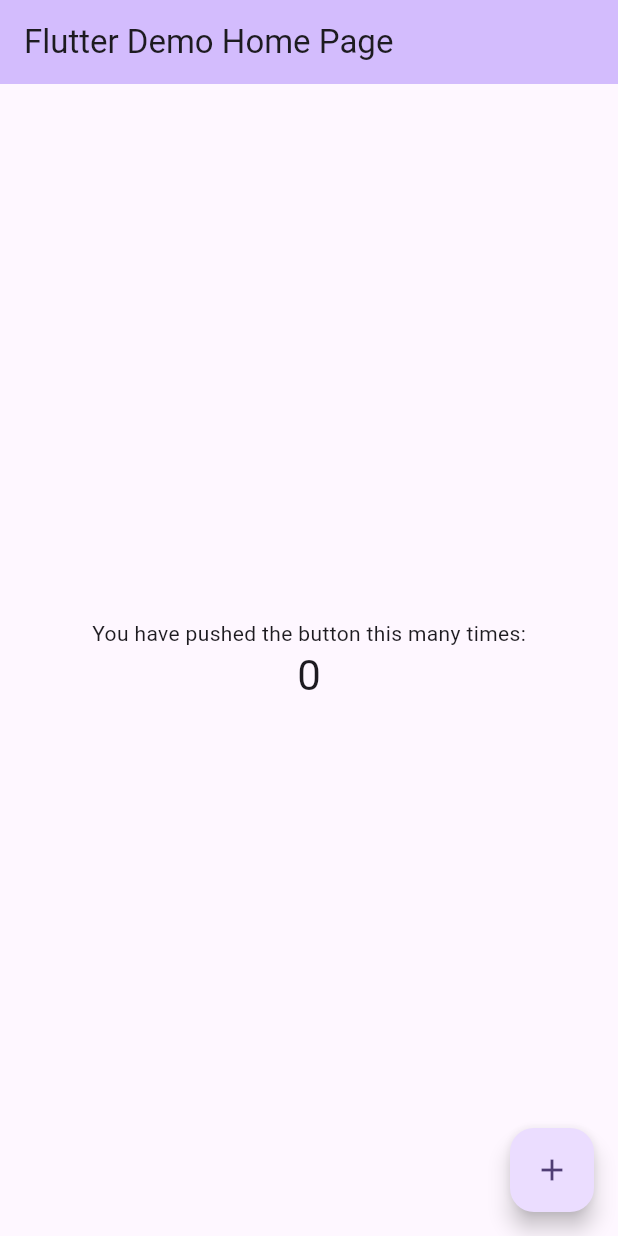
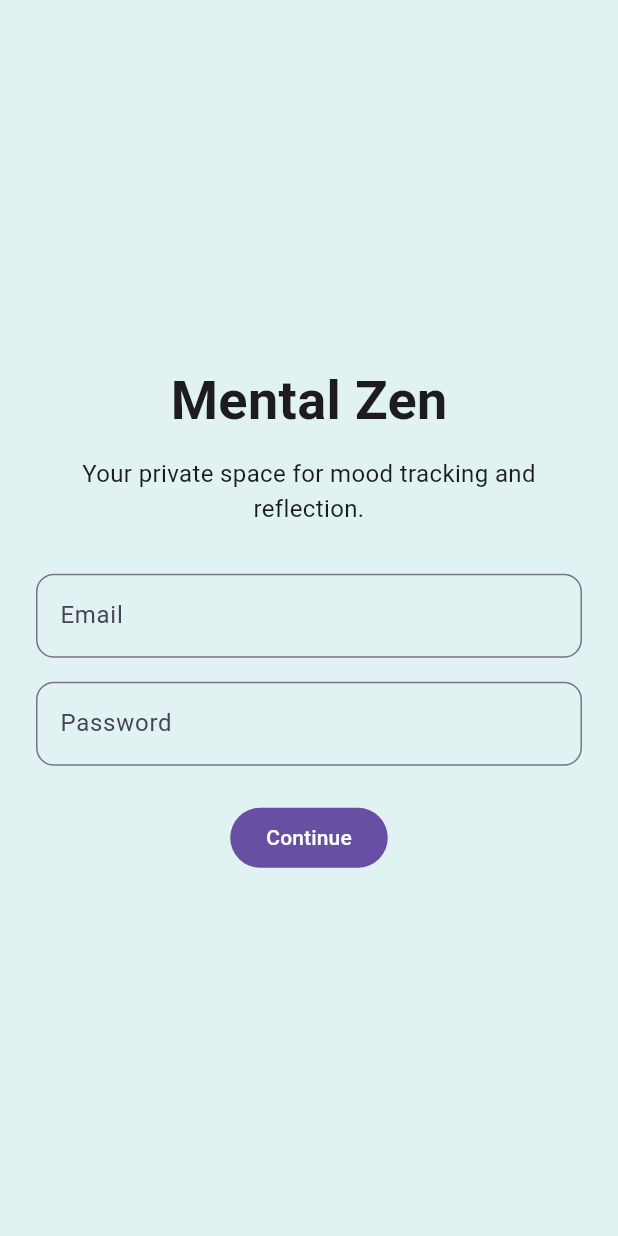
Before and after one commit to rdinani1/MentalZen, a Flutter app: the screen it shows after launch, on a phone screen of 412 x 824 dp. Run offline on Flutter 3.47's test engine with Material 3 defaults, Android fonts, the phone set to English and light mode, and no system bars.

Commit message:
Add core UI screens (login, dashboard, mood, journal, insights)

```diff
--- a/lib/main.dart
+++ b/lib/main.dart
@@ -1,122 +1,20 @@
 import 'package:flutter/material.dart';
+import 'screens/login_screen.dart';
 
 void main() {
-  runApp(const MyApp());
+  runApp(const MentalZenApp());
 }
 
-class MyApp extends StatelessWidget {
-  const MyApp({super.key});
+class MentalZenApp extends StatelessWidget {
+  const MentalZenApp({super.key});
 
-  // This widget is the root of your application.
   @override
   Widget build(BuildContext context) {
     return MaterialApp(
-      title: 'Flutter Demo',
-      theme: ThemeData(
-        // This is the theme of your application.
-        //
-        // TRY THIS: Try running your application with "flutter run". You'll see
-        // the application has a purple toolbar. Then, without quitting the app,
-        // try changing the seedColor in the colorScheme below to Colors.green
-        // and then invoke "hot reload" (save your changes or press the "hot
-        // reload" button in a Flutter-supported IDE, or press "r" if you used
-        // the command line to start the app).
-        //
-        // Notice that the counter didn't reset back to zero; the application
-        // state is not lost during the reload. To reset the state, use hot
-        // restart instead.
-        //
-        // This works for code too, not just values: Most code changes can be
-        // tested with just a hot reload.
-        colorScheme: .fromSeed(seedColor: Colors.deepPurple),
-      ),
-      home: const MyHomePage(title: 'Flutter Demo Home Page'),
+      debugShowCheckedModeBanner: false,
+      title: 'Mental Zen',
+      theme: ThemeData(primarySwatch: Colors.teal),
+      home: const LoginScreen(),
     );
   }
 }
-
-class MyHomePage extends StatefulWidget {
-  const MyHomePage({super.key, required this.title});
-
-  // This widget is the home page of your application. It is stateful, meaning
-  // that it has a State object (defined below) that contains fields that affect
-  // how it looks.
-
-  // This class is the configuration for the state. It holds the values (in this
-  // case the title) provided by the parent (in this case the App widget) and
-  // used by the build method of the State. Fields in a Widget subclass are
-  // always marked "final".
-
-  final String title;
-
-  @override
-  State<MyHomePage> createState() => _MyHomePageState();
-}
-
-class _MyHomePageState extends State<MyHomePage> {
-  int _counter = 0;
-
-  void _incrementCounter() {
-    setState(() {
-      // This call to setState tells the Flutter framework that something has
-      // changed in this State, which causes it to rerun the build method below
-      // so that the display can reflect the updated values. If we changed
-      // _counter without calling setState(), then the build method would not be
-      // called again, and so nothing would appear to happen.
-      _counter++;
-    });
-  }
-
-  @override
-  Widget build(BuildContext context) {
-    // This method is rerun every time setState is called, for instance as done
-    // by the _incrementCounter method above.
-    //
-    // The Flutter framework has been optimized to make rerunning build methods
-    // fast, so that you can just rebuild anything that needs updating rather
-    // than having to individually change instances of widgets.
-    return Scaffold(
-      appBar: AppBar(
-        // TRY THIS: Try changing the color here to a specific color (to
-        // Colors.amber, perhaps?) and trigger a hot reload to see the AppBar
-        // change color while the other colors stay the same.
-        backgroundColor: Theme.of(context).colorScheme.inversePrimary,
-        // Here we take the value from the MyHomePage object that was created by
-        // the App.build method, and use it to set our appbar title.
-        title: Text(widget.title),
-      ),
-      body: Center(
-        // Center is a layout widget. It takes a single child and positions it
-        // in the middle of the parent.
-        child: Column(
-          // Column is also a layout widget. It takes a list of children and
-          // arranges them vertically. By default, it sizes itself to fit its
-          // children horizontally, and tries to be as tall as its parent.
-          //
-          // Column has various properties to control how it sizes itself and
-          // how it positions its children. Here we use mainAxisAlignment to
-          // center the children vertically; the main axis here is the vertical
-          // axis because Columns are vertical (the cross axis would be
-          // horizontal).
-          //
-          // TRY THIS: Invoke "debug painting" (choose the "Toggle Debug Paint"
-          // action in the IDE, or press "p" in the console), to see the
-          // wireframe for each widget.
-          mainAxisAlignment: .center,
-          children: [
-            const Text('You have pushed the button this many times:'),
-            Text(
-              '$_counter',
-              style: Theme.of(context).textTheme.headlineMedium,
-            ),
-          ],
-        ),
-      ),
-      floatingActionButton: FloatingActionButton(
-        onPressed: _incrementCounter,
-        tooltip: 'Increment',
-        child: const Icon(Icons.add),
-      ),
-    );
-  }
-}
--- /dev/null
+++ b/lib/screens/login_screen.dart
@@ -0,0 +1,64 @@
+import 'package:flutter/material.dart';
+import 'dashboard_screen.dart';
+
+class LoginScreen extends StatelessWidget {
+  const LoginScreen({super.key});
+
+  @override
+  Widget build(BuildContext context) {
+    return Scaffold(
+      backgroundColor: Colors.teal.shade50,
+      body: Center(
+        child: Padding(
+          padding: const EdgeInsets.all(24),
+          child: Column(
+            mainAxisAlignment: MainAxisAlignment.center,
+            children: [
+              const Text(
+                'Mental Zen',
+                style: TextStyle(fontSize: 36, fontWeight: FontWeight.bold),
+              ),
+              const SizedBox(height: 12),
+              const Text(
+                'Your private space for mood tracking and reflection.',
+                textAlign: TextAlign.center,
+                style: TextStyle(fontSize: 16),
+              ),
+              const SizedBox(height: 32),
+              TextField(
+                decoration: InputDecoration(
+                  labelText: 'Email',
+                  border: OutlineInputBorder(
+                    borderRadius: BorderRadius.circular(12),
+                  ),
+                ),
+              ),
+              const SizedBox(height: 16),
+              TextField(
+                obscureText: true,
+                decoration: InputDecoration(
+                  labelText: 'Password',
+                  border: OutlineInputBorder(
+                    borderRadius: BorderRadius.circular(12),
+                  ),
+                ),
+              ),
+              const SizedBox(height: 24),
+              FilledButton(
+                onPressed: () {
+                  Navigator.pushReplacement(
+                    context,
+                    MaterialPageRoute(
+                      builder: (_) => const DashboardScreen(),
+                    ),
+                  );
+                },
+                child: const Text('Continue'),
+              ),
+            ],
+          ),
+        ),
+      ),
+    );
+  }
+}
```
Also changed, not shown: lib/screens/dashboard_screen.dart (added, +84 -0 lines), lib/screens/insights_screen.dart (added, +36 -0 lines), lib/screens/journal_screen.dart (added, +45 -0 lines), lib/screens/mood_screen.dart (added, +66 -0 lines).
